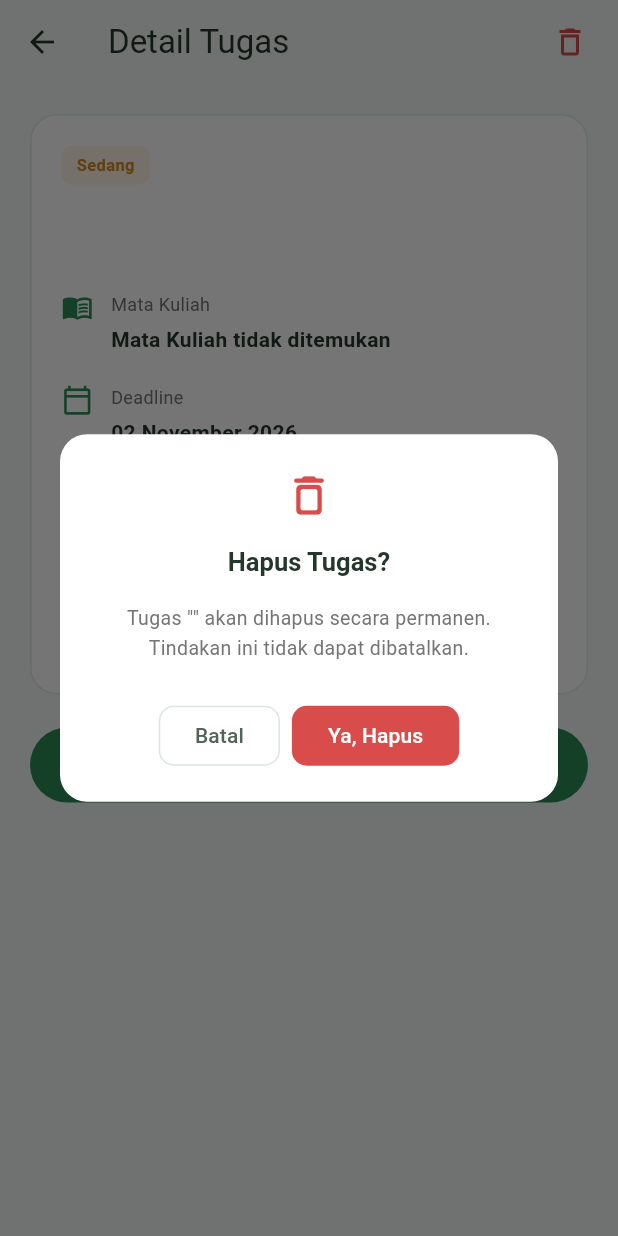
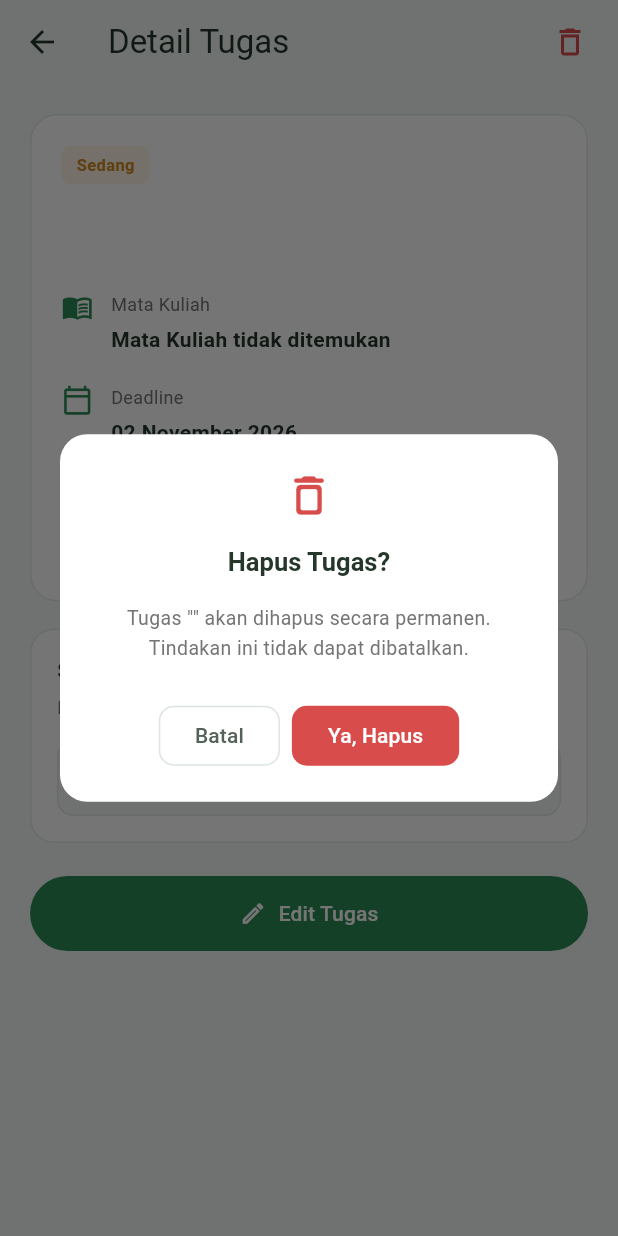
Before and after one commit to pannpanns/UTS-2415051069_Putu_Evan_Jagadish_Satriana, a Flutter app: the TaskDetailScreen screen opened directly with empty values, after a tap on the "delete outline" icon, on a phone screen of 412 x 824 dp. Run offline on Flutter 3.47's test engine with Material 3 defaults, Android fonts, the phone set to English and light mode, and no system bars; our stand-ins replace flutter_dotenv, supabase_flutter; accounts and stored records are empty.

Commit message:
implement task interactions and validation

```diff
--- a/lib/screens/task_detail_screen.dart
+++ b/lib/screens/task_detail_screen.dart
@@ -13,8 +13,9 @@ class TaskDetailScreen extends StatelessWidget {
 
   const TaskDetailScreen({super.key, required this.task});
 
-  static const Color _background = Color(0xFFF3F8F4);
-  static const Color _darkGreen = Color(0xFF25372B);
+  static const Color background = Color(0xFFF3F8F4);
+  static const Color darkGreen = Color(0xFF25372B);
+  static const Color primaryGreen = Color(0xFF2E8B57);
 
   String _formatDate(DateTime date) {
     const months = [
@@ -36,6 +37,50 @@ class TaskDetailScreen extends StatelessWidget {
         '${months[date.month - 1]} ${date.year}';
   }
 
+  void _showMessage(
+    BuildContext context,
+    String message, {
+    bool isError = false,
+  }) {
+    ScaffoldMessenger.of(context)
+      ..hideCurrentSnackBar()
+      ..showSnackBar(
+        SnackBar(
+          content: Text(message),
+          backgroundColor: isError ? Colors.red.shade700 : primaryGreen,
+          behavior: SnackBarBehavior.floating,
+        ),
+      );
+  }
+
+  // UPDATE STATUS
+  Future<void> _updateStatus(
+    BuildContext context,
+    Task currentTask,
+    String newStatus,
+  ) async {
+    if (currentTask.status == newStatus) return;
+
+    final provider = context.read<TaskProvider>();
+
+    final updatedTask = currentTask.copyWith(status: newStatus);
+
+    final success = await provider.updateTask(updatedTask);
+
+    if (!context.mounted) return;
+
+    if (success) {
+      _showMessage(context, 'Status tugas berhasil diubah menjadi $newStatus.');
+    } else {
+      _showMessage(
+        context,
+        provider.updateError ?? 'Gagal mengubah status tugas.',
+        isError: true,
+      );
+    }
+  }
+
+  // DELETE TASK
   Future<void> _deleteTask(BuildContext context, Task currentTask) async {
     final confirmed = await showDeleteConfirmation(
       context: context,
@@ -50,12 +95,7 @@ class TaskDetailScreen extends StatelessWidget {
     final taskId = currentTask.id;
 
     if (taskId == null || taskId.isEmpty) {
-      ScaffoldMessenger.of(context).showSnackBar(
-        const SnackBar(
-          content: Text('ID tugas tidak valid.'),
-          backgroundColor: Colors.red,
-        ),
-      );
+      _showMessage(context, 'ID tugas tidak valid.', isError: true);
       return;
     }
 
@@ -68,11 +108,10 @@ class TaskDetailScreen extends StatelessWidget {
     if (success) {
       Navigator.pop(context, true);
     } else {
-      ScaffoldMessenger.of(context).showSnackBar(
-        SnackBar(
-          content: Text(provider.deleteError ?? 'Gagal menghapus tugas.'),
-          backgroundColor: Colors.red.shade700,
-        ),
+      _showMessage(
+        context,
+        provider.deleteError ?? 'Gagal menghapus tugas.',
+        isError: true,
       );
     }
   }
@@ -83,7 +122,7 @@ class TaskDetailScreen extends StatelessWidget {
       child: Row(
         crossAxisAlignment: CrossAxisAlignment.start,
         children: [
-          Icon(icon, color: const Color(0xFF2E8B57), size: 21),
+          Icon(icon, color: primaryGreen, size: 21),
           const SizedBox(width: 12),
           Expanded(
             child: Column(
@@ -99,12 +138,107 @@ class TaskDetailScreen extends StatelessWidget {
                   style: const TextStyle(
                     fontSize: 14,
                     fontWeight: FontWeight.w600,
-                    color: _darkGreen,
+                    color: darkGreen,
                   ),
                 ),
               ],
             ),
           ),
+        ],
+      ),
+    );
+  }
+
+  // STATUS DROPDOWN
+  Widget _buildStatusSelector(
+    BuildContext context,
+    Task currentTask,
+    TaskProvider provider,
+  ) {
+    final selectedStatus = Task.statuses.contains(currentTask.status)
+        ? currentTask.status
+        : Task.statusNotStarted;
+
+    return Container(
+      width: double.infinity,
+      padding: const EdgeInsets.all(17),
+      decoration: BoxDecoration(
+        color: Colors.white,
+        borderRadius: BorderRadius.circular(16),
+        border: Border.all(color: const Color(0xFFE2EBE4)),
+      ),
+      child: Column(
+        crossAxisAlignment: CrossAxisAlignment.start,
+        children: [
+          const Text(
+            'Status Pengerjaan',
+            style: TextStyle(
+              fontSize: 14,
+              fontWeight: FontWeight.bold,
+              color: darkGreen,
+            ),
+          ),
+
+          const SizedBox(height: 6),
+
+          Text(
+            'Perbarui perkembangan tugasmu di sini.',
+            style: TextStyle(fontSize: 12, color: Colors.grey.shade600),
+          ),
+
+          const SizedBox(height: 14),
+
+          DropdownButtonFormField<String>(
+            key: ValueKey(selectedStatus),
+            initialValue: selectedStatus,
+            isExpanded: true,
+            decoration: InputDecoration(
+              prefixIcon: const Icon(
+                Icons.pending_actions,
+                color: primaryGreen,
+              ),
+              filled: true,
+              fillColor: background,
+              border: OutlineInputBorder(
+                borderRadius: BorderRadius.circular(11),
+                borderSide: BorderSide.none,
+              ),
+              enabledBorder: OutlineInputBorder(
+                borderRadius: BorderRadius.circular(11),
+                borderSide: const BorderSide(color: Color(0xFFE2EBE4)),
+              ),
+              contentPadding: const EdgeInsets.symmetric(
+                horizontal: 14,
+                vertical: 13,
+              ),
+            ),
+            items: Task.statuses.map((status) {
+              return DropdownMenuItem<String>(
+                value: status,
+                child: Text(status, style: const TextStyle(fontSize: 13)),
+              );
+            }).toList(),
+            onChanged:
+                provider.isUpdating ||
+                    provider.isDeleting ||
+                    currentTask.id == null
+                ? null
+                : (value) {
+                    if (value == null) return;
+
+                    _updateStatus(context, currentTask, value);
+                  },
+          ),
+
+          if (provider.isUpdating) ...[
+            const SizedBox(height: 12),
+            const LinearProgressIndicator(color: primaryGreen, minHeight: 3),
+            const SizedBox(height: 5),
+            const Text(
+              'Menyimpan perubahan...',
+              style: TextStyle(fontSize: 11, color: primaryGreen),
+            ),
+          ],
         ],
       ),
     );
@@ -123,18 +257,19 @@ class TaskDetailScreen extends StatelessWidget {
     final subject = courseProvider.courseNameById(currentTask.courseId);
 
     return ColoredBox(
-      color: _background,
+      color: background,
       child: SafeArea(
         child: Scaffold(
-          backgroundColor: _background,
+          backgroundColor: background,
+
           appBar: AppBar(
             title: const Text('Detail Tugas'),
-            backgroundColor: _background,
+            backgroundColor: background,
             surfaceTintColor: Colors.transparent,
             actions: [
               IconButton(
                 tooltip: 'Hapus tugas',
-                onPressed: taskProvider.isDeleting
+                onPressed: taskProvider.isDeleting || taskProvider.isUpdating
                     ? null
                     : () => _deleteTask(context, currentTask),
                 icon: taskProvider.isDeleting
@@ -151,6 +286,7 @@ class TaskDetailScreen extends StatelessWidget {
               const SizedBox(width: 8),
             ],
           ),
+
           body: SingleChildScrollView(
             physics: const ClampingScrollPhysics(),
             padding: const EdgeInsets.all(20),
@@ -172,53 +308,64 @@ class TaskDetailScreen extends StatelessWidget {
                         crossAxisAlignment: CrossAxisAlignment.start,
                         children: [
                           PriorityBadge(priority: currentTask.priority),
+
                           const SizedBox(height: 15),
+
                           Text(
                             currentTask.title,
                             style: const TextStyle(
                               fontSize: 22,
                               fontWeight: FontWeight.bold,
-                              color: _darkGreen,
+                              color: darkGreen,
                             ),
                           ),
+
                           const SizedBox(height: 25),
+
                           _buildInformation(
                             'Mata Kuliah',
                             subject,
                             Icons.menu_book_outlined,
                           ),
+
                           _buildInformation(
                             'Deadline',
                             _formatDate(currentTask.deadline),
                             Icons.calendar_today_outlined,
                           ),
+
                           _buildInformation(
                             'Prioritas',
                             currentTask.priority,
                             Icons.flag_outlined,
                           ),
-                          _buildInformation(
-                            'Status',
-                            currentTask.status,
-                            Icons.pending_actions,
-                          ),
                         ],
                       ),
                     ),
+
+                    const SizedBox(height: 18),
+
+                    _buildStatusSelector(context, currentTask, taskProvider),
+
                     const SizedBox(height: 22),
+
                     SizedBox(
                       width: double.infinity,
                       child: FilledButton.icon(
-                        onPressed: () {
+                        onPressed:
+                            taskProvider.isUpdating || taskProvider.isDeleting
+                            ? null
+                            : () {
                                 Navigator.push<bool>(
                                   context,
                                   MaterialPageRoute(
-                              builder: (_) => EditTaskScreen(task: currentTask),
+                                    builder: (_) =>
+                                        EditTaskScreen(task: currentTask),
                                   ),
                                 );
                               },
                         style: FilledButton.styleFrom(
-                          backgroundColor: const Color(0xFF2E8B57),
+                          backgroundColor: primaryGreen,
                           foregroundColor: Colors.white,
                           padding: const EdgeInsets.symmetric(vertical: 15),
                         ),
```
Also changed, not shown: lib/screens/edit_task_screen.dart (+25 -38 lines). Lines whose indentation alone changed are shown as unchanged.
